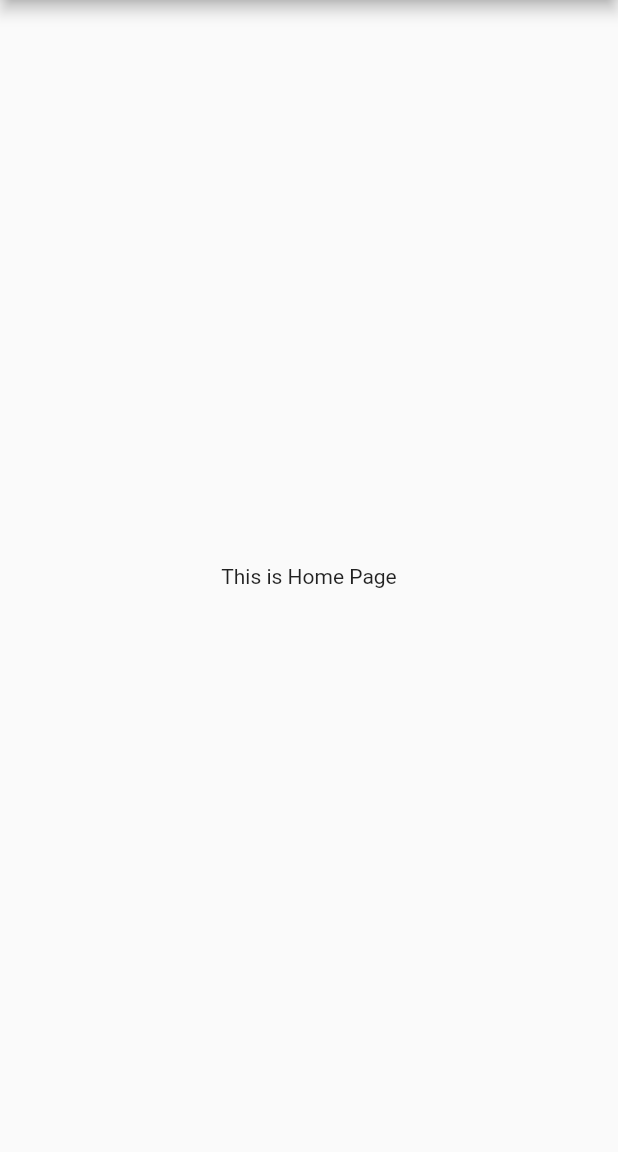
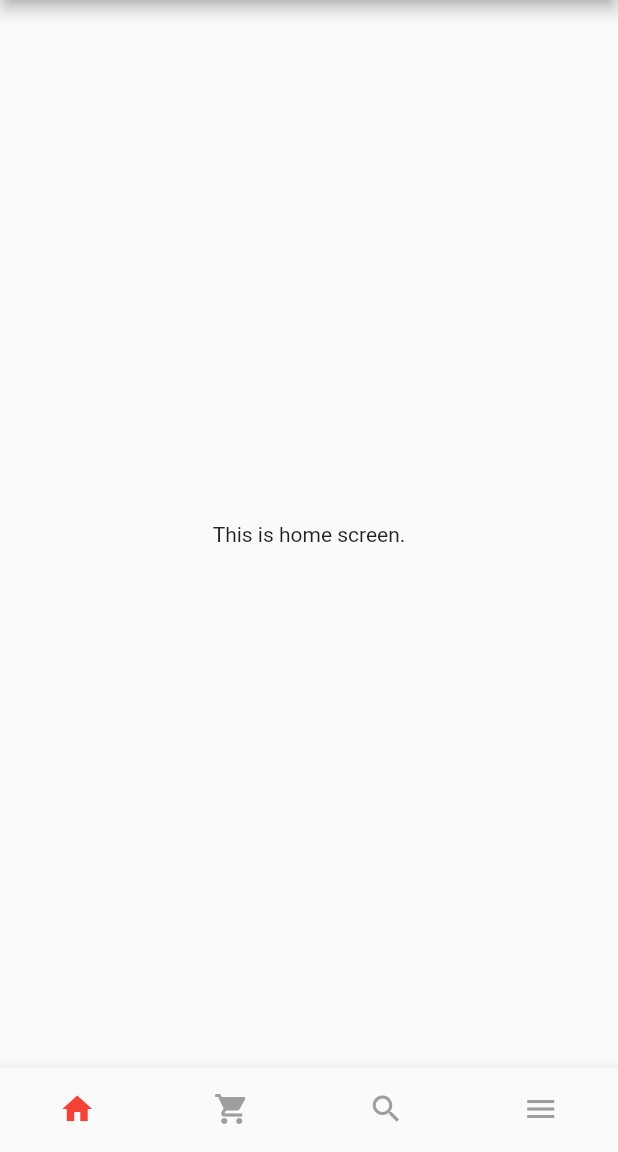
Before and after one commit to cygnus55/foodie, a Flutter app: the screen it shows after launch, on a phone screen of 412 x 824 dp, the part 84-1236 px from its top. Run offline on Flutter 3.47's test engine with Material 2 defaults, Android fonts, the phone set to English and light mode, and no system bars.

Commit message:
Initialization of multiple tabs
Menu is not finalized don't click it. You might get error

```diff
--- a/frontend/foodie/lib/main.dart
+++ b/frontend/foodie/lib/main.dart
@@ -1,4 +1,6 @@
 import 'package:flutter/material.dart';
+
+import './screens/tab_screen.dart';
 
 void main() {
   runApp(const MyApp());
@@ -9,13 +11,15 @@ class MyApp extends StatelessWidget {
   @override
   Widget build(BuildContext context) {
     return MaterialApp(
-      debugShowCheckedModeBanner: false,
-      title: 'Foodie APP',
-      theme: ThemeData(
-        primarySwatch: Colors.red,
-      ),
-      home: const MyHomePage(title: 'Foodie'),
-    );
+        debugShowCheckedModeBanner: false,
+        title: 'Foodie APP',
+        theme: ThemeData(
+          primarySwatch: Colors.red,
+        ),
+        // home: const MyHomePage(title: 'Foodie'),
+        routes: {
+          '/': (ctx) => const TabScreen(),
+        });
   }
 }
 
--- /dev/null
+++ b/frontend/foodie/lib/screens/cart_screen.dart
@@ -0,0 +1,14 @@
+import 'package:flutter/material.dart';
+
+class CartScreen extends StatelessWidget {
+  const CartScreen({Key? key}) : super(key: key);
+
+  @override
+  Widget build(BuildContext context) {
+    return const Center(
+      child: Text(
+        'This is cart',
+      ),
+    );
+  }
+}
--- /dev/null
+++ b/frontend/foodie/lib/screens/home_screen.dart
@@ -0,0 +1,14 @@
+import 'package:flutter/material.dart';
+
+class HomeScreen extends StatelessWidget {
+  const HomeScreen({Key? key}) : super(key: key);
+
+  @override
+  Widget build(BuildContext context) {
+    return const Center(
+      child: Text(
+        'This is home screen.',
+      ),
+    );
+  }
+}
--- /dev/null
+++ b/frontend/foodie/lib/screens/search_screen.dart
@@ -0,0 +1,14 @@
+import 'package:flutter/material.dart';
+
+class SearchScreen extends StatelessWidget {
+  const SearchScreen({Key? key}) : super(key: key);
+
+  @override
+  Widget build(BuildContext context) {
+    return const Center(
+      child: Text(
+        'This is search screen.',
+      ),
+    );
+  }
+}
--- /dev/null
+++ b/frontend/foodie/lib/screens/tab_screen.dart
@@ -0,0 +1,70 @@
+import 'package:flutter/material.dart';
+import './home_screen.dart';
+import './search_screen.dart';
+import './cart_screen.dart';
+
+class TabScreen extends StatefulWidget {
+  const TabScreen({Key? key}) : super(key: key);
+
+  @override
+  _TabScreenState createState() => _TabScreenState();
+}
+
+class _TabScreenState extends State<TabScreen> {
+  final List _tabs = [
+    const HomeScreen(),
+    const CartScreen(),
+    const SearchScreen(),
+  ];
+
+  int _selectedTabsIndex = 0;
+
+  void _selectTab(int index) {
+    setState(() {
+      _selectedTabsIndex = index;
+    });
+  }
+
+  @override
+  Widget build(BuildContext context) {
+    return Scaffold(
+      appBar: AppBar(
+        title: const Text('Foodie'),
+      ),
+      body: _tabs[_selectedTabsIndex],
+      bottomNavigationBar: BottomNavigationBar(
+        showUnselectedLabels: false,
+        showSelectedLabels: false,
+        onTap: _selectTab,
+        currentIndex: _selectedTabsIndex,
+        selectedItemColor: Theme.of(context).primaryColor,
+        unselectedItemColor: Colors.grey,
+        type: BottomNavigationBarType.fixed,
+        items: const [
+          BottomNavigationBarItem(
+            icon: Icon(
+              Icons.home,
+            ),
+            label: 'home',
+          ),
+          BottomNavigationBarItem(
+            icon: Icon(Icons.shopping_cart),
+            label: 'cart',
+          ),
+          BottomNavigationBarItem(
+            icon: Icon(
+              Icons.search,
+            ),
+            label: 'search',
+          ),
+          BottomNavigationBarItem(
+            icon: Icon(
+              Icons.menu,
+            ),
+            label: 'menu',
+          ),
+        ],
+      ),
+    );
+  }
+}
```
Also changed, not shown: frontend/foodie/pubspec.lock, 1 other file.
